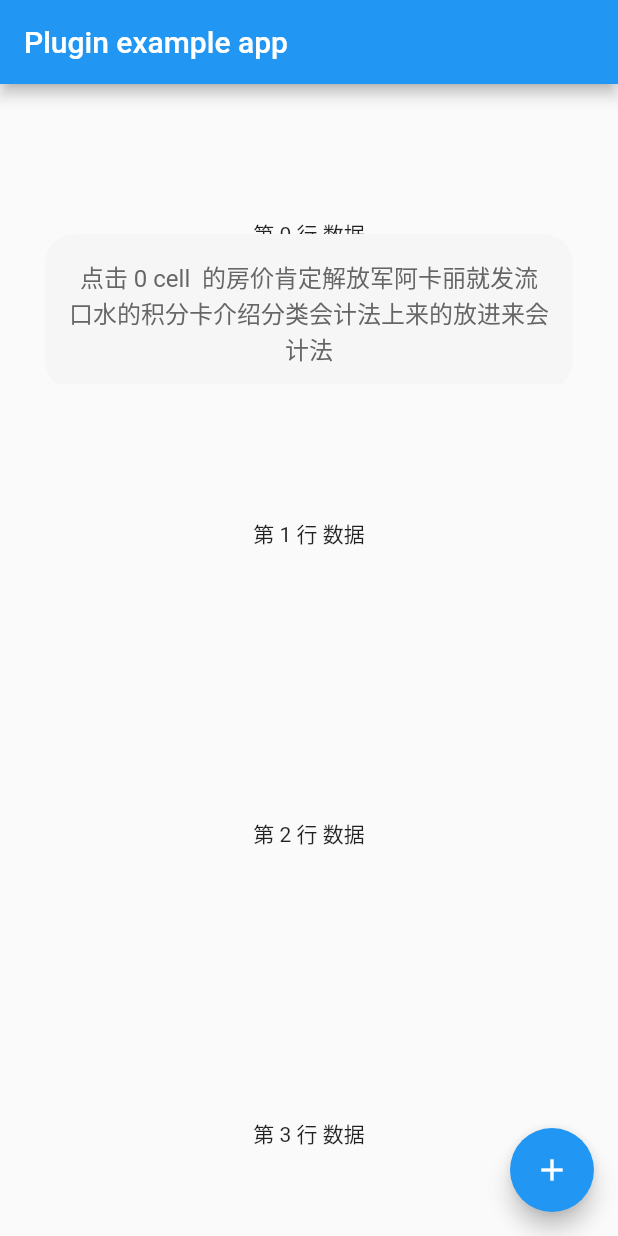
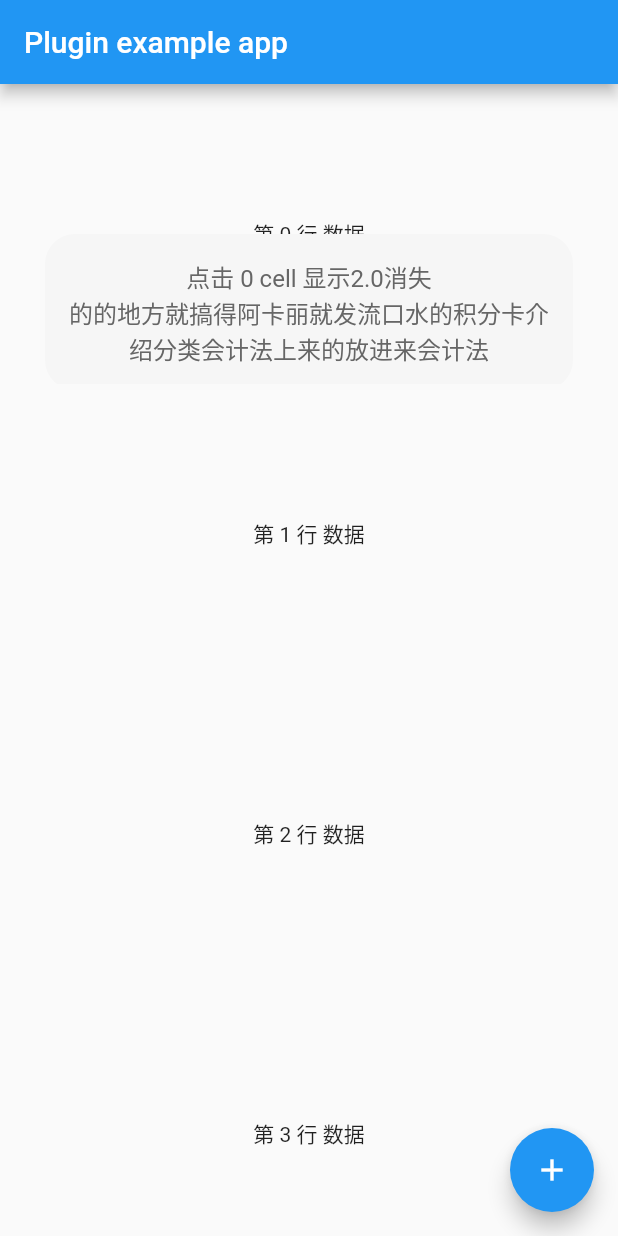
Before and after one commit to chenhongchen/flt_hc_hud, a Flutter app: the screen it shows after launch, after a tap on an icon or button, on a phone screen of 412 x 824 dp. Run offline on Flutter 3.47's test engine with Material 2 defaults, Android fonts, the phone set to English and light mode, and no system bars.

Commit message:
完善例子

```diff
--- a/example/lib/main.dart
+++ b/example/lib/main.dart
@@ -102,7 +102,8 @@ class ListCell extends StatelessWidget {
         int showMilliseconds = (i == 0 ? 2000 : 4000);
         HCHud.of(context).showTextAndDismiss(
           enable: true,
-          text: '点击 $index cell  的房价肯定解放军阿卡丽就发流口水的积分卡介绍分类会计法上来的放进来会计法',
+          text:
+              '点击 $index cell 显示${showMilliseconds / 1000}消失\n的的地方就搞得阿卡丽就发流口水的积分卡介绍分类会计法上来的放进来会计法',
           showMilliseconds: showMilliseconds,
         );
       },
```
